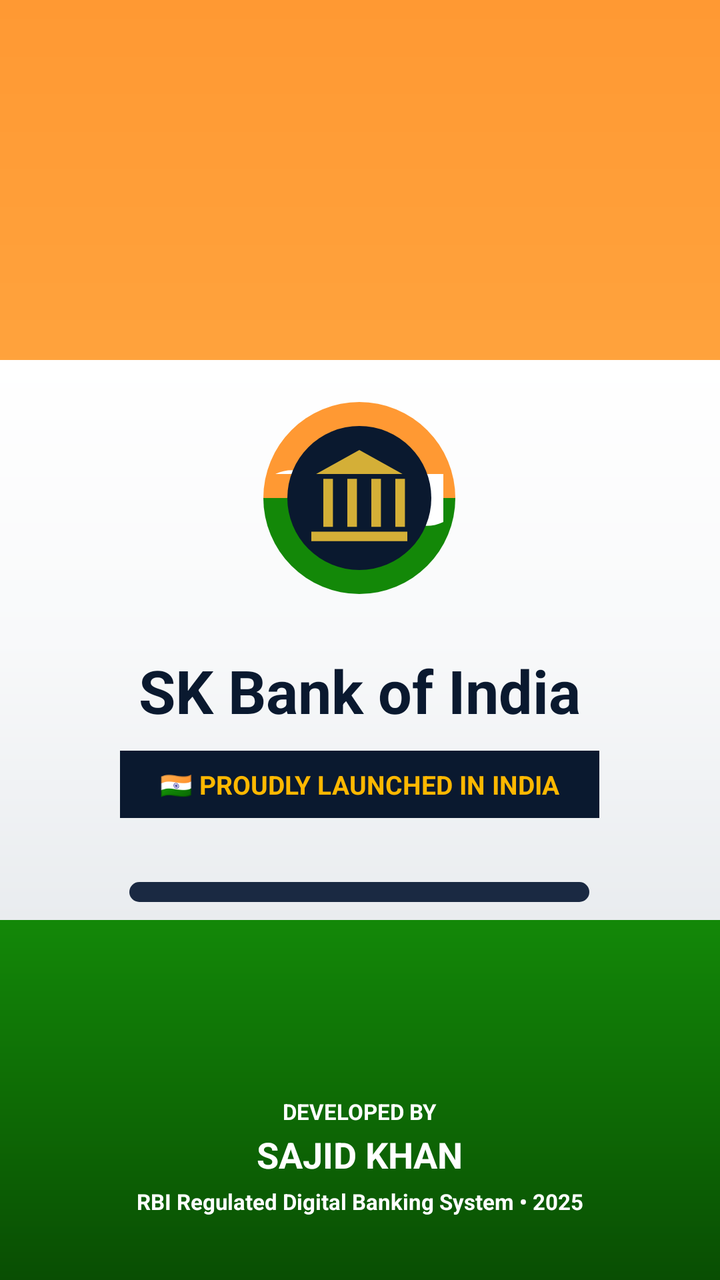
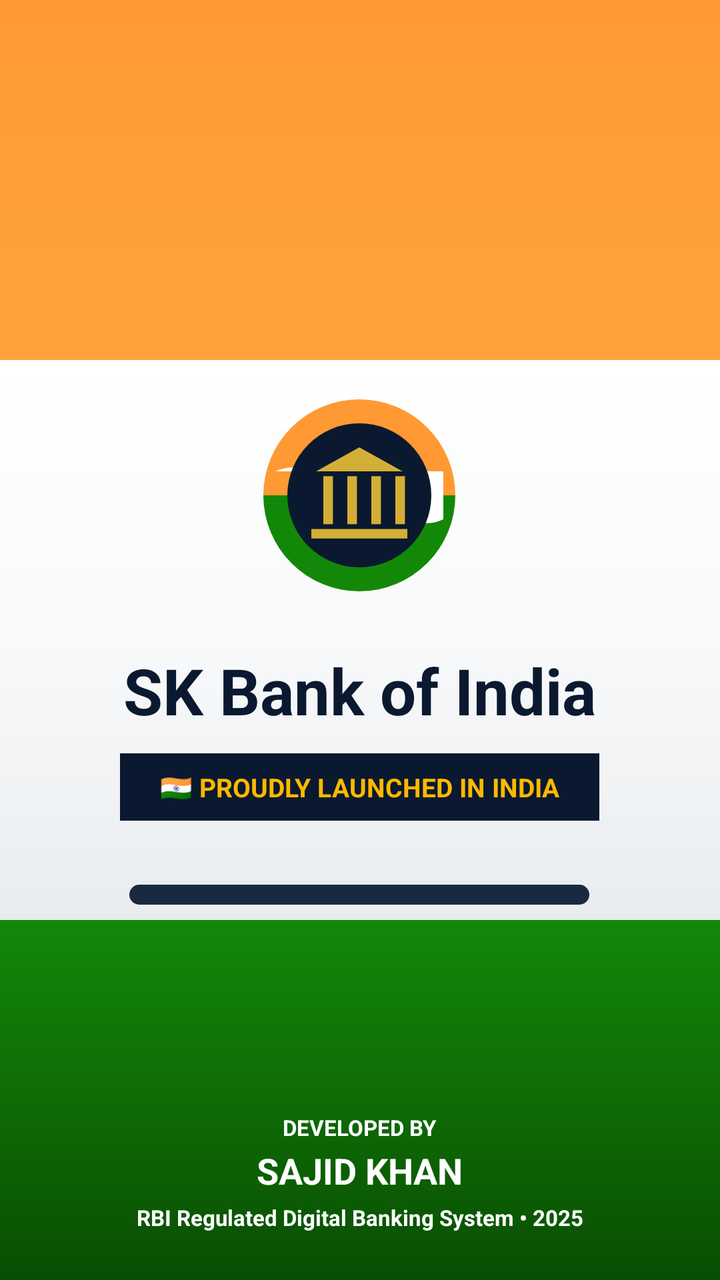

An Android layout rendered at two revisions. The XML below is the earlier revision; the diff shows what the commit changed to produce the second picture.
<!-- AndroidManifest.xml: application theme Theme.SKBankOfIndia -->
<!-- res/layout/activity_splash.xml -->
<?xml version="1.0" encoding="utf-8"?>
<RelativeLayout xmlns:android="http://schemas.android.com/apk/res/android"
    android:layout_width="match_parent"
    android:layout_height="match_parent"
    android:background="@drawable/indian_flag_wave_bg"
    android:padding="32dp">

    
    <LinearLayout
        android:layout_width="wrap_content"
        android:layout_height="wrap_content"
        android:layout_centerInParent="true"
        android:gravity="center"
        android:orientation="vertical">

        
        <ImageView
            android:id="@+id/ivBankLogo"
            android:layout_width="120dp"
            android:layout_height="120dp"
            android:contentDescription="SK Bank Tricolor Logo"
            android:src="@drawable/ic_bank_logo"
            android:layout_marginBottom="16dp" />

        <TextView
            android:id="@+id/tvLogoTitle"
            android:layout_width="wrap_content"
            android:layout_height="wrap_content"
            android:text="SK Bank of India"
            android:textColor="#0A192F"
            android:textSize="30sp"
            android:textStyle="bold" />

        <TextView
            android:layout_width="wrap_content"
            android:layout_height="wrap_content"
            android:layout_marginTop="10dp"
            android:background="#0A192F"
            android:paddingHorizontal="20dp"
            android:paddingVertical="8dp"
            android:text="🇮🇳 PROUDLY LAUNCHED IN INDIA"
            android:textColor="#FFB800"
            android:textSize="13sp"
            android:textStyle="bold" />

        
        <ProgressBar
            android:id="@+id/pbSplashProgress"
            style="?android:attr/progressBarStyleHorizontal"
            android:layout_width="230dp"
            android:layout_height="10dp"
            android:layout_marginTop="32dp"
            android:indeterminate="false"
            android:max="100"
            android:progress="0"
            android:progressDrawable="@drawable/tricolor_progress_drawable" />

    </LinearLayout>

    
    <LinearLayout
        android:layout_width="wrap_content"
        android:layout_height="wrap_content"
        android:layout_alignParentBottom="true"
        android:layout_centerHorizontal="true"
        android:gravity="center"
        android:orientation="vertical">

        <TextView
            android:layout_width="wrap_content"
            android:layout_height="wrap_content"
            android:text="DEVELOPED BY"
            android:textColor="#FFFFFF"
            android:textSize="11sp"
            android:textStyle="bold" />

        <TextView
            android:layout_width="wrap_content"
            android:layout_height="wrap_content"
            android:layout_marginTop="2dp"
            android:text="SAJID KHAN"
            android:textColor="#FFFFFF"
            android:textSize="18sp"
            android:textStyle="bold" />

        <TextView
            android:layout_width="wrap_content"
            android:layout_height="wrap_content"
            android:layout_marginTop="4dp"
            android:text="RBI Regulated Digital Banking System • 2025"
            android:textColor="#FFFFFF"
            android:textSize="11sp"
            android:textStyle="bold" />

    </LinearLayout>

</RelativeLayout>
<!-- resources referenced by this layout -->
<resources>
  <!-- drawable ic_bank_logo (drawable) -->
  <?xml version="1.0" encoding="utf-8"?>
  <vector xmlns:android="http://schemas.android.com/apk/res/android"
      android:width="120dp"
      android:height="120dp"
      android:viewportWidth="100"
      android:viewportHeight="100">
  
      
      
      <path
          android:fillColor="#FF9933"
          android:pathData="M10,50 A40,40 0 0,1 90,50 Z" />
  
      
      <path
          android:fillColor="#138808"
          android:pathData="M10,50 A40,40 0 0,0 90,50 Z" />
  
      
      <path
          android:fillColor="#FFFFFF"
          android:pathData="M15,40 C35,30 65,70 85,60 C85,50 85,50 85,40 Z" />
  
      
      <path
          android:fillColor="#0A192F"
          android:pathData="M50,50m-30,0a30,30 0 1,1 60,0a30,30 0 1,1 -60,0" />
  
      
      
      <path
          android:fillColor="#D4AF37"
          android:pathData="M50,30 L32,40 L68,40 Z" />
  
      
      <path
          android:fillColor="#D4AF37"
          android:pathData="M35,42 H39 V62 H35 Z M45,42 H49 V62 H45 Z M55,42 H59 V62 H55 Z M65,42 H69 V62 H65 Z" />
  
      
      <path
          android:fillColor="#D4AF37"
          android:pathData="M30,64 H70 V68 H30 Z" />
  
  </vector>
  <!-- drawable indian_flag_wave_bg (drawable) -->
  <?xml version="1.0" encoding="utf-8"?>
  <layer-list xmlns:android="http://schemas.android.com/apk/res/android">
  
      
      <item>
          <shape android:shape="rectangle">
              <gradient
                  android:angle="270"
                  android:startColor="#FF9933"
                  android:centerColor="#FFAA44"
                  android:endColor="#FFBB55"
                  android:type="linear" />
          </shape>
      </item>
  
      
      <item
          android:top="180dp"
          android:bottom="180dp">
          <shape android:shape="rectangle">
              <gradient
                  android:angle="270"
                  android:startColor="#FFFFFF"
                  android:centerColor="#F8F9FA"
                  android:endColor="#E9ECEF"
                  android:type="linear" />
          </shape>
      </item>
  
      
      <item android:top="460dp">
          <shape android:shape="rectangle">
              <gradient
                  android:angle="270"
                  android:startColor="#138808"
                  android:centerColor="#0E6B05"
                  android:endColor="#094E03"
                  android:type="linear" />
          </shape>
      </item>
  
  </layer-list>
  <!-- drawable tricolor_progress_drawable (drawable) -->
  <?xml version="1.0" encoding="utf-8"?>
  <layer-list xmlns:android="http://schemas.android.com/apk/res/android">
      
      <item android:id="@android:id/background">
          <shape>
              <corners android:radius="10dp" />
              <solid android:color="#1A2942" />
          </shape>
      </item>
  
      
      <item android:id="@android:id/progress">
          <clip>
              <shape>
                  <corners android:radius="10dp" />
                  <gradient
                      android:angle="0"
                      android:startColor="#FF9933"
                      android:centerColor="#FFFFFF"
                      android:endColor="#138808"
                      android:type="linear" />
              </shape>
          </clip>
      </item>
  </layer-list>
  <style name="Theme.SKBankOfIndia" parent="Theme.Material3.DayNight.NoActionBar">
          <item name="colorPrimary">@color/purple_500</item>
          <item name="colorPrimaryVariant">@color/purple_700</item>
          <item name="colorOnPrimary">@color/white</item>
          <item name="colorSecondary">@color/teal_200</item>
      </style>
  <color name="purple_500">#5F259F</color>
  <color name="purple_700">#1B0B2E</color>
  <color name="white">#FFFFFFFF</color>
  <color name="teal_200">#FF03DAC5</color>
</resources>

<!-- the commit's change to res/layout/activity_splash.xml (unified diff, before → after) -->
@@ -2,8 +2,18 @@
 <RelativeLayout xmlns:android="http://schemas.android.com/apk/res/android"
     android:layout_width="match_parent"
     android:layout_height="match_parent"
-    android:background="@drawable/indian_flag_wave_bg"
-    android:padding="32dp">
+    android:background="#0A192F"
+    android:clipChildren="false">
+
+    
+    <ImageView
+        android:id="@+id/ivFlagWaveBg"
+        android:layout_width="match_parent"
+        android:layout_height="match_parent"
+        android:layout_margin="-60dp"
+        android:scaleType="centerCrop"
+        android:contentDescription="Indian Flag Sea Wave Background"
+        android:src="@drawable/indian_flag_wave_bg" />
 
     
     <LinearLayout
@@ -11,7 +21,8 @@
         android:layout_height="wrap_content"
         android:layout_centerInParent="true"
         android:gravity="center"
-        android:orientation="vertical">
+        android:orientation="vertical"
+        android:padding="24dp">
 
         
         <ImageView
@@ -28,7 +39,7 @@
             android:layout_height="wrap_content"
             android:text="SK Bank of India"
             android:textColor="#0A192F"
-            android:textSize="30sp"
+            android:textSize="32sp"
             android:textStyle="bold" />
 
         <TextView
@@ -64,7 +75,8 @@
         android:layout_alignParentBottom="true"
         android:layout_centerHorizontal="true"
         android:gravity="center"
-        android:orientation="vertical">
+        android:orientation="vertical"
+        android:layout_marginBottom="24dp">
 
         <TextView
             android:layout_width="wrap_content"
